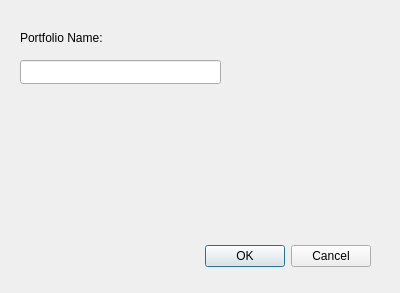
JamesAks/PortfolioRiskEngine, file Apps/PortfolioApp/src/CreatePortfolioDialog.ui: the form before one commit.
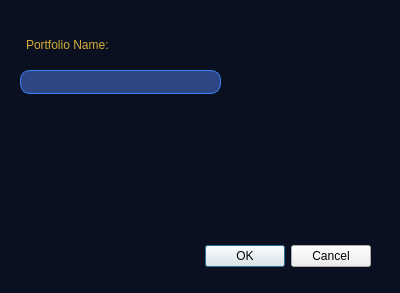
The form after the commit.

Diff of the .ui file:
```diff
--- a/Apps/PortfolioApp/src/CreatePortfolioDialog.ui
+++ b/Apps/PortfolioApp/src/CreatePortfolioDialog.ui
@@ -13,6 +13,11 @@
   <property name="windowTitle">
    <string>Dialog</string>
   </property>
+  <property name="styleSheet">
+   <string notr="true">QDialog{
+	background-color: rgb(11, 16, 32);
+}</string>
+  </property>
   <widget class="QDialogButtonBox" name="buttonBox">
    <property name="geometry">
     <rect>
@@ -33,23 +38,45 @@
    <property name="geometry">
     <rect>
      <x>20</x>
-     <y>60</y>
+     <y>70</y>
      <width>201</width>
      <height>24</height>
     </rect>
    </property>
+   <property name="styleSheet">
+    <string notr="true">QLineEdit{
+	background-color: rgb(46, 70, 131);
+	border: 1px solid rgb(59, 130, 246);
+	border-radius: 10px;
+	padding: 3px;
+	color:rgb(255, 255, 255);
+	
+}</string>
+   </property>
+   <property name="text">
+    <string/>
+   </property>
   </widget>
   <widget class="QLabel" name="name_label">
    <property name="geometry">
     <rect>
      <x>20</x>
      <y>30</y>
-     <width>91</width>
-     <height>16</height>
+     <width>131</width>
+     <height>31</height>
     </rect>
    </property>
+   <property name="styleSheet">
+    <string notr="true">QLabel{
+
+	font: 12pt &quot;Segoe UI&quot;;
+	border: 0px;
+	color: rgb(212, 175, 55);
+	padding: 3px;
+}</string>
+   </property>
    <property name="text">
-    <string>Portfolio Name:</string>
+    <string>&lt;html&gt;&lt;head/&gt;&lt;body&gt;&lt;p&gt;Portfolio Name:&lt;/p&gt;&lt;/body&gt;&lt;/html&gt;</string>
    </property>
   </widget>
  </widget>
```
